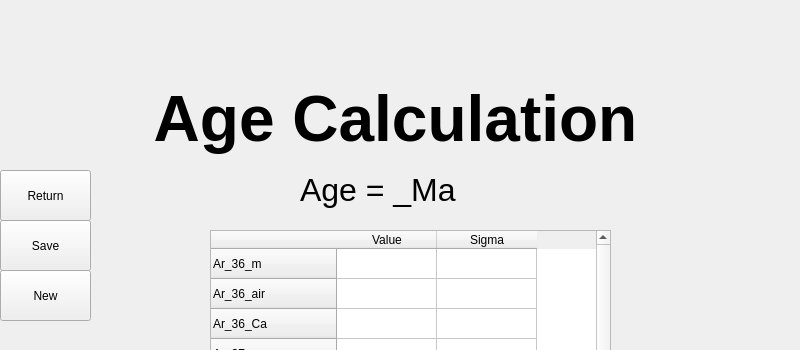
Old version of the form UI/AgeCalculation.ui in the repository AndrewLiu0725/pyADR; both pictures show x 0 to 800 and y 0 to 350 of the 800 by 696 pixel window.
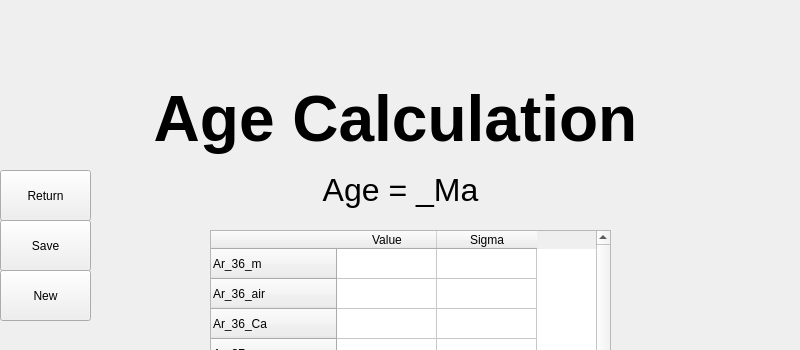
New version of the form.

Commit message: update age calculation page

What changed in the file:
```diff
--- a/UI/AgeCalculation.ui
+++ b/UI/AgeCalculation.ui
@@ -221,14 +221,14 @@
    <widget class="QLabel" name="age">
     <property name="geometry">
      <rect>
-      <x>300</x>
+      <x>0</x>
       <y>170</y>
-      <width>201</width>
+      <width>801</width>
       <height>41</height>
      </rect>
     </property>
     <property name="text">
-     <string>&lt;html&gt;&lt;head/&gt;&lt;body&gt;&lt;p&gt;&lt;span style=&quot; font-size:24pt;&quot;&gt;Age = _Ma&lt;/span&gt;&lt;/p&gt;&lt;/body&gt;&lt;/html&gt;</string>
+     <string>&lt;html&gt;&lt;head/&gt;&lt;body&gt;&lt;p align=&quot;center&quot;&gt;&lt;span style=&quot; font-size:24pt;&quot;&gt;Age = _Ma&lt;/span&gt;&lt;/p&gt;&lt;/body&gt;&lt;/html&gt;</string>
     </property>
    </widget>
    <widget class="QPushButton" name="new_2">
```
The commit also changes 9 other files.
